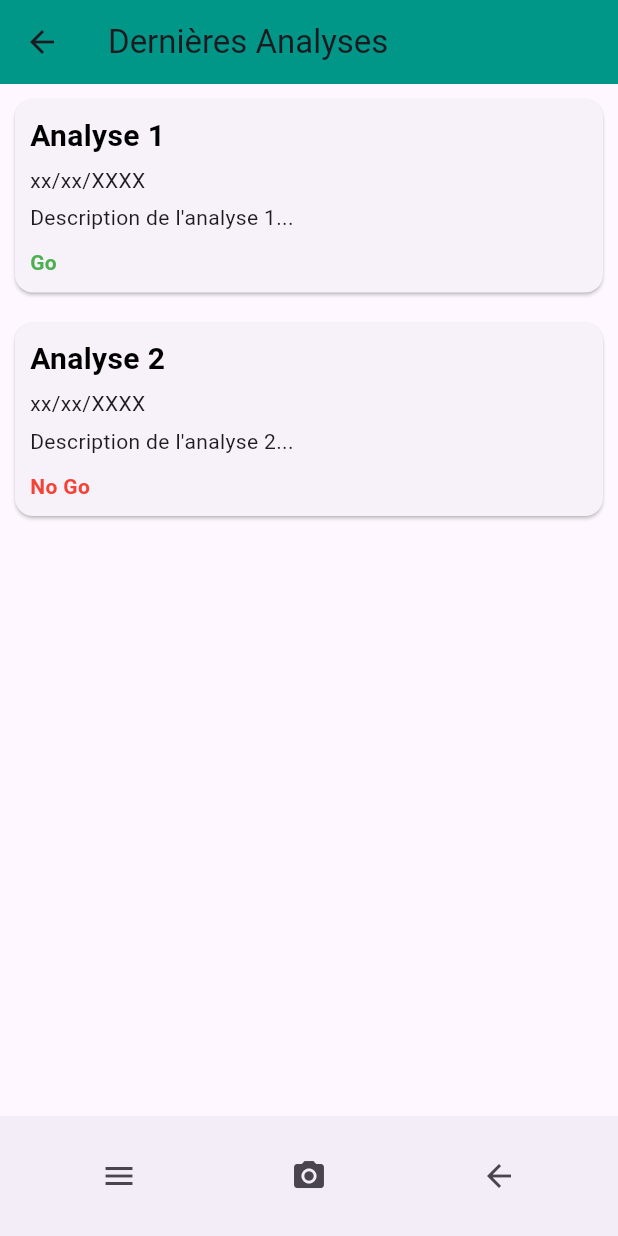
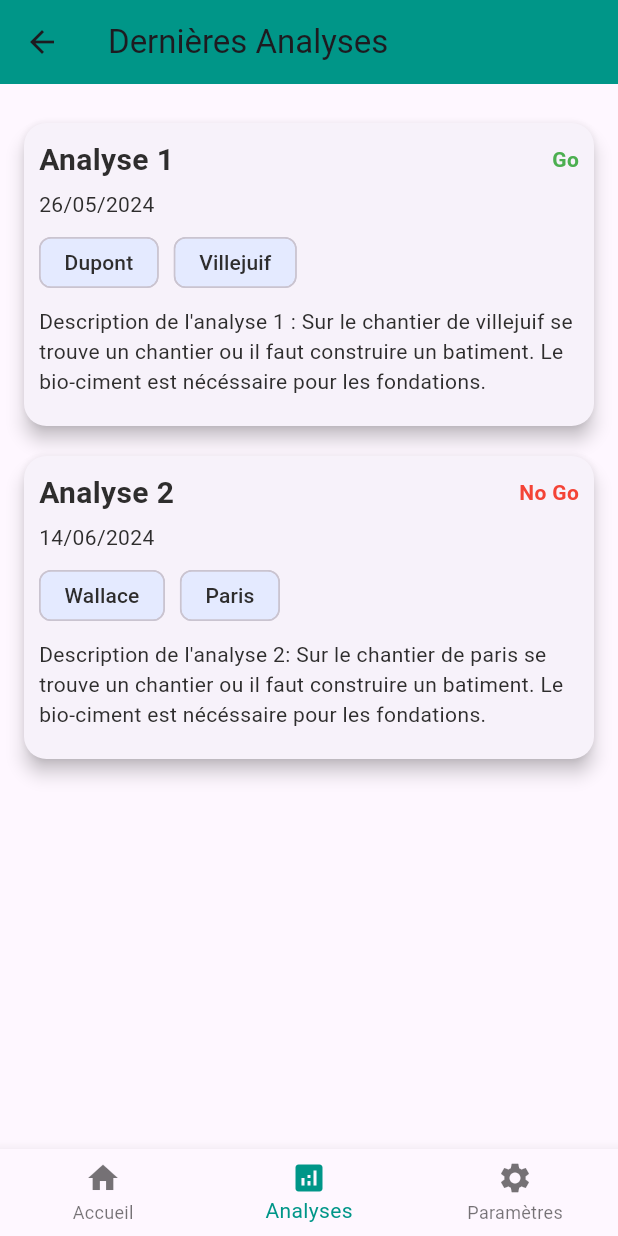
Before and after one commit to RicArduino/IA-for-microscopy-EFREI, a Flutter app: the LastAnalysisScreen screen opened by its route, on a phone screen of 412 x 824 dp. Run offline on Flutter 3.47's test engine with Material 3 defaults, Android fonts, the phone set to English and light mode, and no system bars; our stand-ins replace image_picker, shared_preferences; accounts and stored records are empty.

Commit message:
refacto design + new page

```diff
--- a/lib/screens/last_analysis_screen.dart
+++ b/lib/screens/last_analysis_screen.dart
@@ -10,15 +10,21 @@ class LastAnalysisScreen extends StatelessWidget {
     final List<Map<String, dynamic>> analyses = [
       {
         'title': 'Analyse 1',
-        'date': 'xx/xx/XXXX',
-        'description': 'Description de l\'analyse 1...',
-        'status': 'Go'
+        'date': '26/05/2024',
+        'description':
+            'Description de l\'analyse 1 : Sur le chantier de villejuif se trouve un chantier ou il faut construire un batiment. Le bio-ciment est nécéssaire pour les fondations.',
+        'status': 'Go',
+        'user': 'Dupont',
+        'location': 'Villejuif'
       },
       {
         'title': 'Analyse 2',
-        'date': 'xx/xx/XXXX',
-        'description': 'Description de l\'analyse 2...',
-        'status': 'No Go'
+        'date': '14/06/2024',
+        'description':
+            'Description de l\'analyse 2: Sur le chantier de paris se trouve un chantier ou il faut construire un batiment. Le bio-ciment est nécéssaire pour les fondations.',
+        'status': 'No Go',
+        'user': 'Wallace',
+        'location': 'Paris'
       },
       // Add more analyses as needed
     ];
@@ -29,49 +35,47 @@ class LastAnalysisScreen extends StatelessWidget {
         backgroundColor: Colors.teal,
       ),
       body: ListView.builder(
+        padding: EdgeInsets.all(16),
         itemCount: analyses.length,
         itemBuilder: (context, index) {
-          return AnalysisCard(
+          return Center(
+            child: AnalysisCard(
               title: analyses[index]['title'],
               date: analyses[index]['date'],
               description: analyses[index]['description'],
               status: analyses[index]['status'],
+              user: analyses[index]['user'],
+              location: analyses[index]['location'],
+            ),
           );
         },
       ),
-      bottomNavigationBar: BottomAppBar(
-        child: Row(
-          mainAxisAlignment: MainAxisAlignment.spaceAround,
-          children: <Widget>[
-            IconButton(
-              icon: const Icon(Icons.menu),
-              onPressed: () => _showMenu(context),
+      bottomNavigationBar: BottomNavigationBar(
+        items: const <BottomNavigationBarItem>[
+          BottomNavigationBarItem(
+            icon: Icon(Icons.home),
+            label: 'Accueil',
           ),
-            IconButton(
-              icon: const Icon(Icons.camera_alt),
-              onPressed: () {
-                Navigator.pop(context);
-                Navigator.pushNamed(context, '/scan');
-              },
+          BottomNavigationBarItem(
+            icon: Icon(Icons.analytics),
+            label: 'Analyses',
           ),
-            IconButton(
-              icon: const Icon(Icons.arrow_back_sharp),
-              onPressed: () {
-                if (Navigator.canPop(context)) {
-                  Navigator.pop(context); // Pops the current route off the navigator.
-                } else {
-                  // Optionnel: Gérer le cas où il n'y a pas de page précédente (peut-être afficher un message ou fermer l'application)
-                  ScaffoldMessenger.of(context).showSnackBar(
-                    const SnackBar(
-                      content: Text("No previous page!"),
-                      duration: Duration(seconds: 2),
+          BottomNavigationBarItem(
+            icon: Icon(Icons.settings),
+            label: 'Paramètres',
           ),
-                  );
+        ],
+        currentIndex: 1, // Change this to set the current tab
+        selectedItemColor: Colors.teal,
+        onTap: (index) {
+          if (index == 0) {
+            Navigator.pushReplacementNamed(context, '/home');
+          } else if (index == 1) {
+            Navigator.pushReplacementNamed(context, '/last_analysis');
+          } else if (index == 2) {
+            Navigator.pushNamed(context, '/settings');
           }
         },
-            ),
-          ],
-        ),
       ),
     );
   }
@@ -105,7 +109,7 @@ class LastAnalysisScreen extends StatelessWidget {
                 leading: const Icon(Icons.analytics),
                 title: const Text('Dernières Analyses'),
                 onTap: () {
-                  Navigator.pop(context);// Close the menu
+                  Navigator.pop(context); // Close the menu
                   Navigator.pushNamed(context, '/last_analysis');
                 },
               ),
@@ -140,6 +144,8 @@ class AnalysisCard extends StatelessWidget {
   final String date;
   final String description;
   final String status;
+  final String user;
+  final String location;
 
   const AnalysisCard({
     Key? key,
@@ -147,37 +153,84 @@ class AnalysisCard extends StatelessWidget {
     required this.date,
     required this.description,
     required this.status,
+    required this.user,
+    required this.location,
   }) : super(key: key);
 
   @override
   Widget build(BuildContext context) {
     return Card(
-      margin: const EdgeInsets.all(10),
+      margin: const EdgeInsets.symmetric(vertical: 10),
+      shape: RoundedRectangleBorder(
+        borderRadius: BorderRadius.circular(15),
+      ),
+      elevation: 5,
       child: Padding(
         padding: const EdgeInsets.all(10),
         child: Column(
           crossAxisAlignment: CrossAxisAlignment.start,
           children: <Widget>[
+            Row(
+              mainAxisAlignment: MainAxisAlignment.spaceBetween,
+              children: [
                 Text(
                   title,
                   style: const TextStyle(
                       fontSize: 20, // Taille de police ajustée
                       fontWeight: FontWeight.bold,
-                  color: Colors.black // Définissez la couleur selon vos besoins
+                      color: Color(
+                          0xFF2E2D2D) // Changement de couleur de la police
                       ),
                 ),
-            const SizedBox(height: 5),
-            Text(date),
-            const SizedBox(height: 5),
-            Text(description),
-            const SizedBox(height: 10),
                 Text(
                   status,
                   style: TextStyle(
                       color: status == 'Go' ? Colors.green : Colors.red,
-                  fontWeight: FontWeight.bold
+                      fontWeight: FontWeight.bold),
+                ),
+              ],
+            ),
+            const SizedBox(height: 5),
+            Text(
+              date,
+              style: TextStyle(
+                color: Color(0xFF2E2D2D), // Changement de couleur de la police
               ),
             ),
+            const SizedBox(height: 5),
+            Row(
+              children: [
+                Chip(
+                  label: Text(
+                    user,
+                    style: const TextStyle(
+                        color: Color(
+                            0xFF2E2D2D)), // Changement de couleur de la police
+                  ),
+                  backgroundColor: Color(0xFFE4EAFF),
+                  padding: EdgeInsets.symmetric(horizontal: 8, vertical: 4),
+                ),
+                const SizedBox(width: 10),
+                Chip(
+                  label: Text(
+                    location,
+                    style: const TextStyle(
+                        color: Color(
+                            0xFF2E2D2D)), // Changement de couleur de la police
+                  ),
+                  backgroundColor: Color(0xFFE4EAFF),
+                  padding: EdgeInsets.symmetric(horizontal: 8, vertical: 4),
+                ),
+              ],
+            ),
+            const SizedBox(height: 5),
+            Text(
+              description,
+              style: TextStyle(
+                color: Color(0xFF2E2D2D), // Changement de couleur de la police
+              ),
+            ),
+            const SizedBox(height: 10),
           ],
         ),
       ),
```
Also changed, not shown: lib/screens/home_screen.dart (+63 -45 lines), lib/screens/loading_screen.dart (+41 -0 lines), lib/screens/result_screen.dart (added, +113 -0 lines), lib/screens/scan_screen.dart (+93 -7 lines), lib/screens/setting_screen.dart (+18 -6 lines), lib/screens/assets/test.jpg (added). Lines whose indentation alone changed are shown as unchanged.
